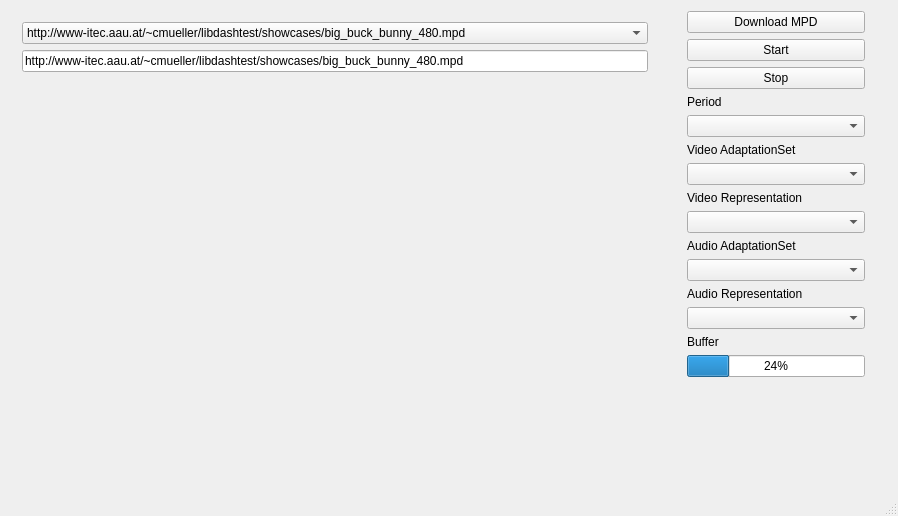
Above: libdash/qtsampleplayer/qtsampleplayer.ui from bitmovin/libdash before the change. Below: the same form after it.
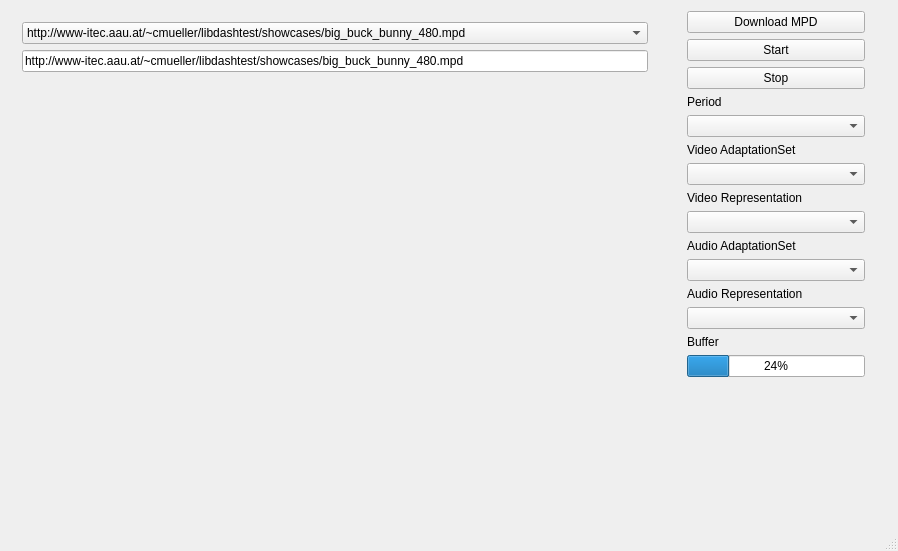
That is the form after the change. Icons and pictures are not drawn. Custom widgets are drawn as their Qt base class.

Commit message: Added libdash and bitmovin logo

What changed in the file:
```diff
--- a/libdash/qtsampleplayer/qtsampleplayer.ui
+++ b/libdash/qtsampleplayer/qtsampleplayer.ui
@@ -10,7 +10,7 @@
     <x>0</x>
     <y>0</y>
     <width>898</width>
-    <height>516</height>
+    <height>551</height>
    </rect>
   </property>
   <property name="windowTitle">
```
Left out of the diff: 38 changed lines with no effect on the pictures. The commit also changes 2 other files.
